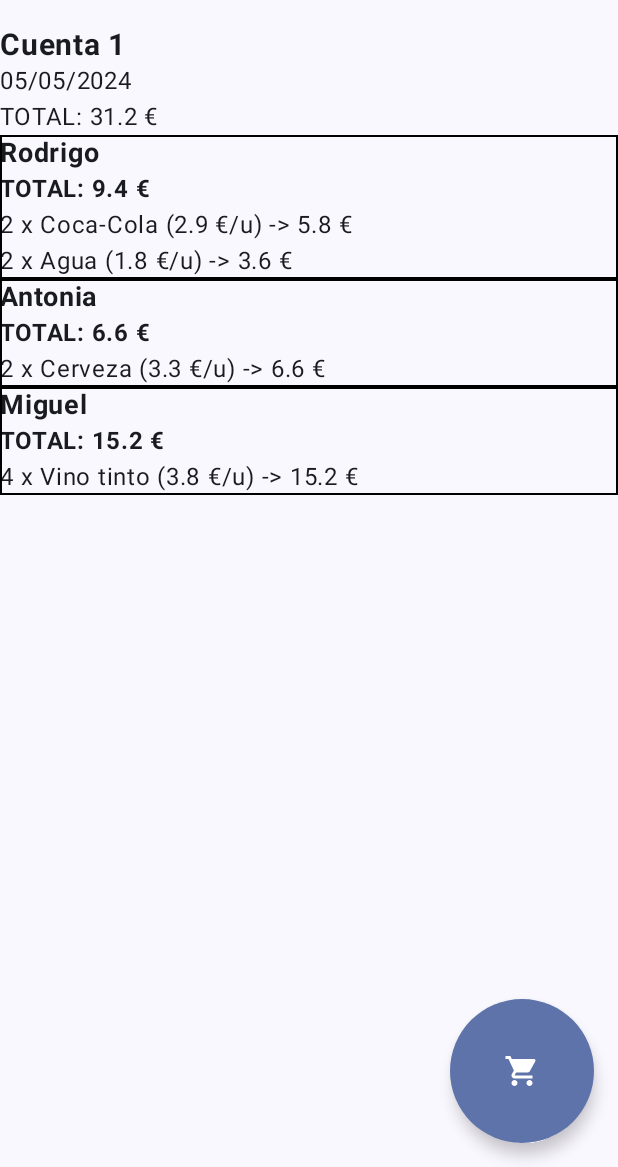
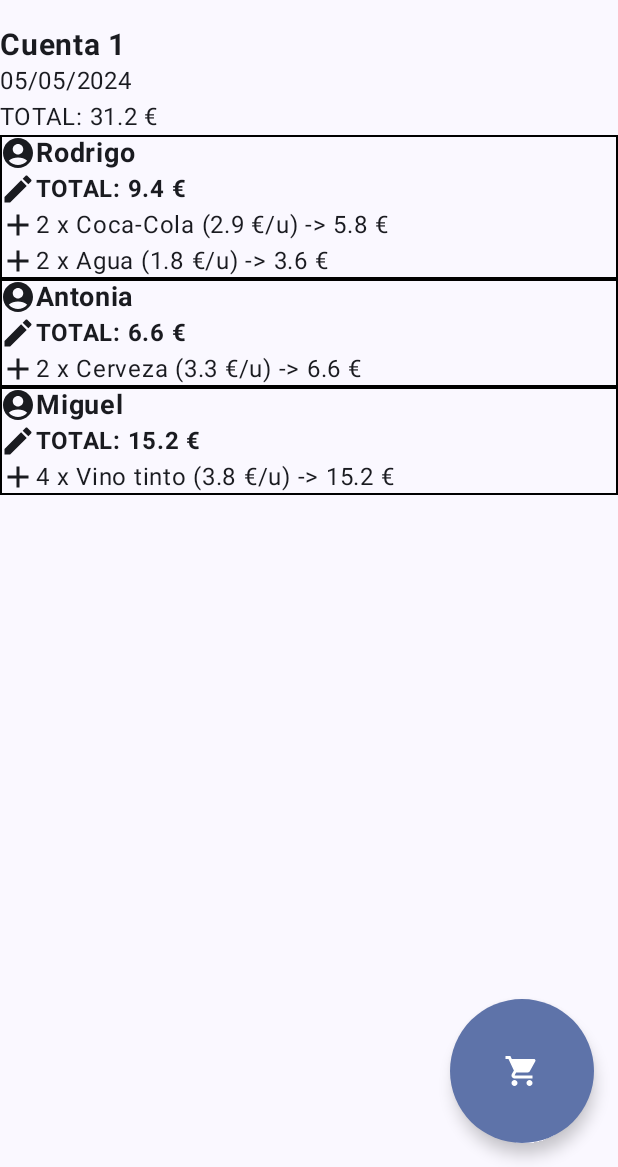
Before and after one commit to rdediegomelon/LaCuenta, an Android app built with Jetpack Compose: the screen it shows after launch (MainActivity), after a tap on an icon or button, on a phone screen of 412 x 824 dp, the part 69-1236 px from its top. Run offline under Robolectric (Android 15) with nearby library versions, the phone set to English and light mode, and no system bars.

Commit message:
Adding some icons

```diff
--- a/app/src/main/java/es/vallecilloweb/lacuenta/ui/screens/CuentaDetailScreen.kt
+++ b/app/src/main/java/es/vallecilloweb/lacuenta/ui/screens/CuentaDetailScreen.kt
@@ -11,8 +11,11 @@ import androidx.compose.foundation.lazy.LazyColumn
 import androidx.compose.foundation.lazy.items
 import androidx.compose.foundation.shape.CircleShape
 import androidx.compose.material.icons.Icons
+import androidx.compose.material.icons.filled.AccountCircle
 import androidx.compose.material.icons.filled.Add
 import androidx.compose.material.icons.filled.ArrowBack
+import androidx.compose.material.icons.filled.Edit
+import androidx.compose.material.icons.filled.List
 import androidx.compose.material.icons.filled.ShoppingCart
 import androidx.compose.material3.ExperimentalMaterial3Api
 import androidx.compose.material3.Icon
@@ -87,8 +90,14 @@ fun CuentalDetailListElements(padding: PaddingValues,entry:MutableMap.MutableEnt
     Column(modifier= Modifier
         .border(1.dp, Color.Black)
         .fillMaxWidth()) {
-        Text(fontSize = 18.sp, fontWeight = FontWeight.Bold, text = "${entry.key}")
-        Text(fontSize = 16.sp, fontWeight = FontWeight.Bold,text = "TOTAL: ${total} €")
+        Row() {
+            Icon(Icons.Default.AccountCircle, contentDescription = "AccountCircle")
+            Text(fontSize = 18.sp, fontWeight = FontWeight.Bold, text = "${entry.key}")
+        }
+        Row() {
+            Icon(Icons.Default.Edit, contentDescription = "Edit")
+            Text(fontSize = 16.sp, fontWeight = FontWeight.Bold, text = "TOTAL: ${total} €")
+        }
         //Este LazyColumn pinta la lista de consumiciones de cada persona
         LazyColumn(
             modifier = Modifier
@@ -104,7 +113,10 @@ fun CuentalDetailListElements(padding: PaddingValues,entry:MutableMap.MutableEnt
 
 @Composable
 fun CuentaDetailElement(consumicion:ConsumicionModel){
-    Text("${consumicion.quantity} x ${consumicion.name} (${consumicion.cost} €/u) -> ${consumicion.cost * consumicion.quantity} €")
+    Row () {
+        Icon(Icons.Default.Add, contentDescription = "Add")
+        Text("${consumicion.quantity} x ${consumicion.name} (${consumicion.cost} €/u) -> ${consumicion.cost * consumicion.quantity} €")
+    }
 }
 
 @Composable
```
